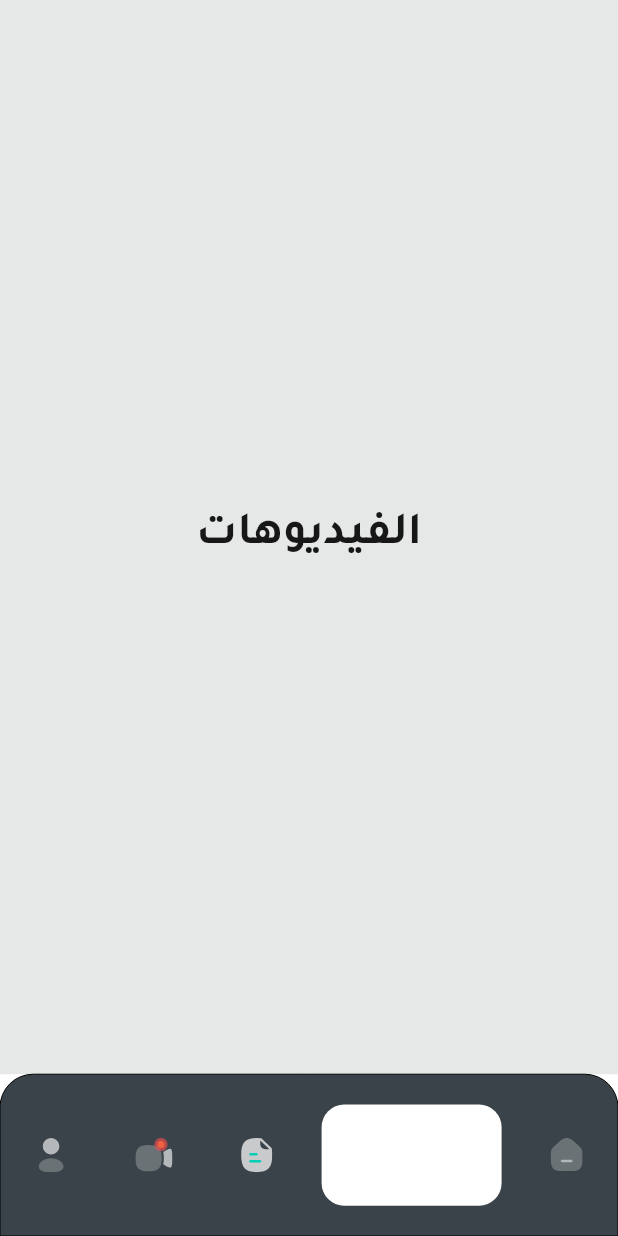
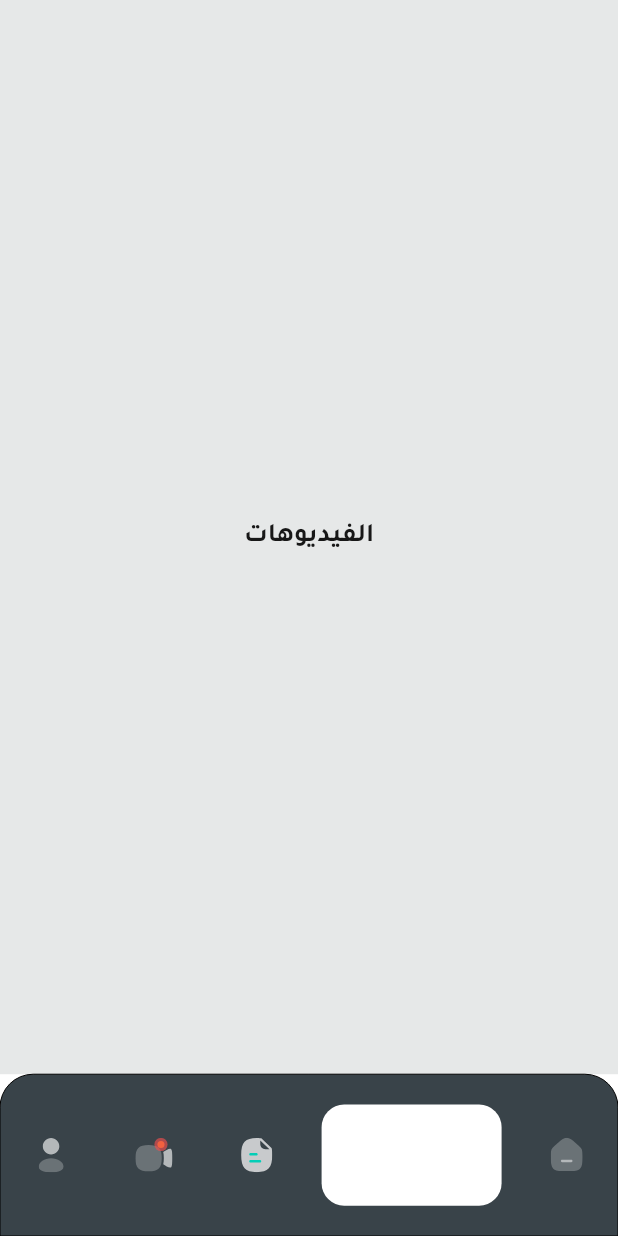
Before and after one commit to bstawy/quizes, a Flutter app: the screen it shows after launch, item 2 of the bottom bar chosen, on a phone screen of 412 x 824 dp. Run offline on Flutter 3.47's test engine with Material 3 defaults, Android fonts, the phone set to English and light mode, and no system bars; drawn by our look-alikes of persistent_bottom_nav_bar_v2; our stand-ins replace flutter_screenutil, flutter_svg.

Commit message:
Update text style and add new text style

```diff
--- a/lib/core/config/texts/text_styles.dart
+++ b/lib/core/config/texts/text_styles.dart
@@ -7,7 +7,7 @@ import 'font_weight_helper.dart';
 class TextStyles {
   static TextStyle font20BlackBold = TextStyle(
     color: ColorsManager.darkGrey,
-    fontSize: 32.sp,
+    fontSize: 20.sp,
     fontWeight: FontWeightHelper.bold,
     fontFamily: 'Tajawal',
   );
@@ -18,4 +18,11 @@ class TextStyles {
     fontWeight: FontWeightHelper.bold,
     fontFamily: 'Tajawal',
   );
+
+  static TextStyle font16BlueGreyMedium = TextStyle(
+    color: ColorsManager.blueGrey,
+    fontSize: 16.sp,
+    fontWeight: FontWeightHelper.medium,
+    fontFamily: 'Tajawal',
+  );
 }
--- a/lib/main.dart
+++ b/lib/main.dart
@@ -1,7 +1,8 @@
 import 'package:flutter/material.dart';
 import 'package:flutter_screenutil/flutter_screenutil.dart';
-import 'package:quizes/core/config/theme/app_theme.dart';
-import 'package:quizes/layout/layout_screen.dart';
+
+import 'core/config/theme/app_theme.dart';
+import 'layout/layout_screen.dart';
 
 void main() async {
   WidgetsFlutterBinding.ensureInitialized();
@@ -17,6 +18,8 @@
   Widget build(BuildContext context) {
     return ScreenUtilInit(
       designSize: const Size(430, 932),
+      minTextAdapt: true,
+      splitScreenMode: true,
       child: MaterialApp(
         title: 'Quizes',
         debugShowCheckedModeBanner: false,
```
